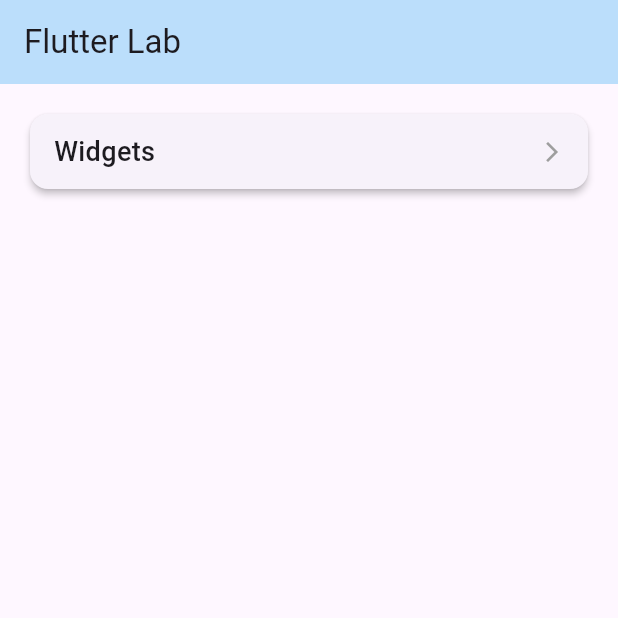
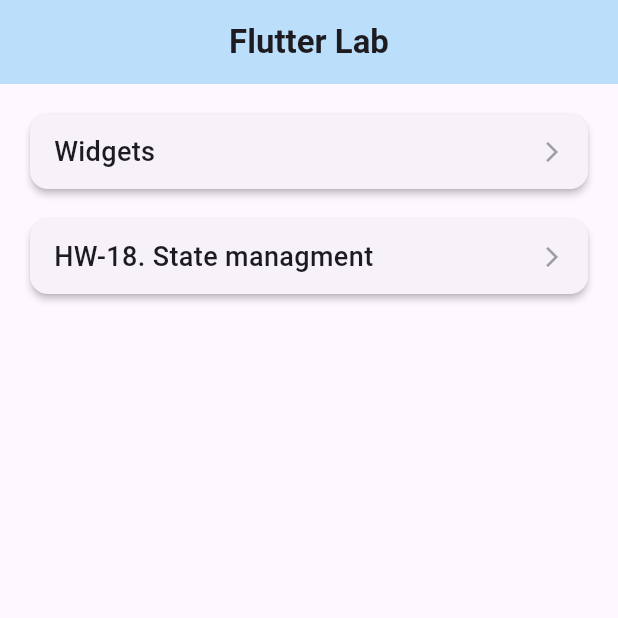
Before and after one commit to Rusgor/FLUTTER-02-FLUTTER, a Flutter app: the screen it shows after launch, on a phone screen of 412 x 824 dp, the top half of it. Run offline on Flutter 3.47's test engine with Material 3 defaults, Android fonts, the phone set to English and light mode, and no system bars; our stand-ins replace go_router.

Commit message:
feat: add lesson 18 navigation and screens

```diff
--- /dev/null
+++ b/devtools_options.yaml
@@ -0,0 +1,3 @@
+description: This file stores settings for Dart & Flutter DevTools.
+documentation: https://docs.flutter.dev/tools/devtools/extensions#configure-extension-enablement-states
+extensions:
--- a/lib/app_router.dart
+++ b/lib/app_router.dart
@@ -4,6 +4,9 @@
 import 'package:flutter_02_flutter/lesson_11/lesson_11.dart';
 import 'package:flutter_02_flutter/lesson_12/lesson_12.dart';
 import 'package:flutter_02_flutter/lesson_13/lesson_13.dart';
+import 'package:flutter_02_flutter/lesson_18/state_managment_base_screen.dart';
+import 'package:flutter_02_flutter/lesson_18/homework_bloc/homework_bloc_screen.dart';
+import 'package:flutter_02_flutter/lesson_18/homework_cubit/homework_cubit_screen.dart';
 import 'package:flutter_02_flutter/features/widgets/presentation/widgets/part1/row_example_screen.dart';
 import 'package:flutter_02_flutter/features/widgets/presentation/screens/widgets_first_part_screen.dart';
 import 'package:flutter_02_flutter/features/widgets/presentation/widgets/part1/text_example_screen.dart';
@@ -81,6 +84,21 @@
     GoRoute(
       path: '/lesson13',
       builder: (context, state) => const WidgetConstrainsTrainingScreen(),
+    ),
+
+    GoRoute(
+      path: '/state-management',
+      builder: (context, state) => const StateManagmentBaseScreen(),
+    ),
+
+    GoRoute(
+      path: '/homework-cubit',
+      builder: (context, state) => const HomeworkCubitScreen(),
+    ),
+
+    GoRoute(
+      path: '/homework-bloc',
+      builder: (context, state) => const HomeworkBlocScreen(),
     ),
 
     // =========================
--- a/lib/main.dart
+++ b/lib/main.dart
@@ -25,7 +25,11 @@
   Widget build(BuildContext context) {
     return Scaffold(
       appBar: AppBar(
-        title: const Text('Flutter Lab'),
+        centerTitle: true,
+        title: const Text(
+          'Flutter Lab',
+          style: TextStyle(fontWeight: FontWeight.bold),
+        ),
         backgroundColor: Colors.blue.shade100,
       ),
       body: SingleChildScrollView(
@@ -34,6 +38,13 @@
           crossAxisAlignment: CrossAxisAlignment.stretch,
           children: [
             FeatureCard(title: 'Widgets', onTap: () => context.go('/widgets')),
+
+            const SizedBox(height: 12),
+
+            FeatureCard(
+              title: 'HW-18. State managment',
+              onTap: () => context.go('/state-management'),
+            ),
           ],
         ),
       ),
@@ -65,7 +76,7 @@
                   fontWeight: FontWeight.w500,
                 ),
               ),
-              Icon(Icons.arrow_forward_ios, size: 16, color: Colors.grey),
+              const Icon(Icons.arrow_forward_ios, size: 16, color: Colors.grey),
             ],
           ),
         ),
```
Also changed, not shown: lib/lesson_18/homework_bloc/homework_bloc_screen.dart (+13 -0 lines), lib/lesson_18/homework_cubit/homework_cubit_screen.dart (added, +13 -0 lines), lib/lesson_18/state_managment_base_screen.dart (+28 -2 lines), lib/lesson_18/homework_сubit/homework_cubit_screen.dart (deleted), pubspec.lock.
